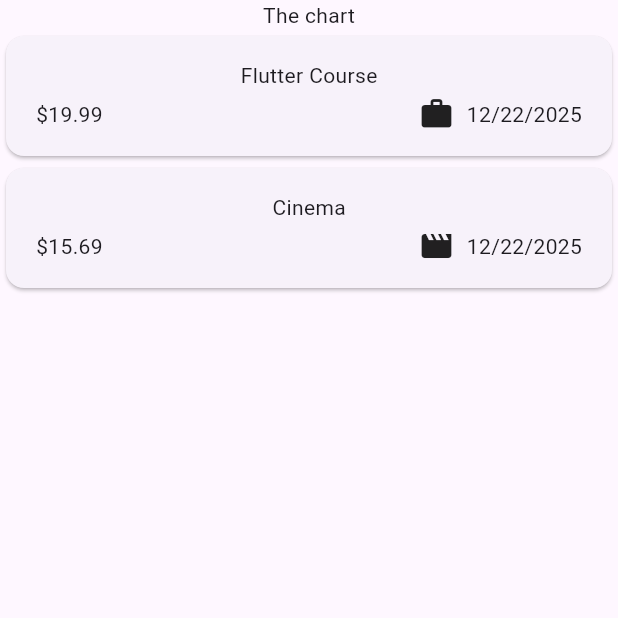
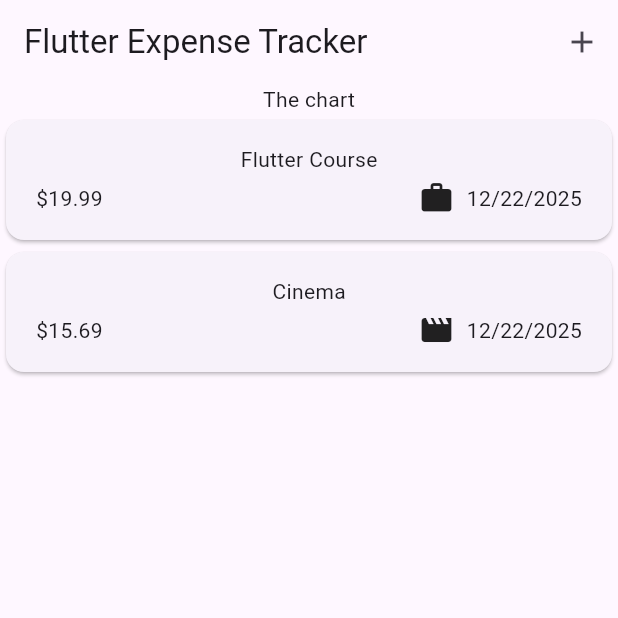
Before and after one commit to munirapp/max-miller-flutter, a Flutter app: the screen it shows after launch, on a phone screen of 412 x 824 dp, the top half of it. Run offline on Flutter 3.47's test engine with Material 3 defaults, Android fonts, the phone set to English and light mode, and no system bars; our stand-ins replace google_fonts.

Commit message:
chore: add app bar widget in expenses screen

```diff
--- a/expense_tracker/lib/widgets/expenses.dart
+++ b/expense_tracker/lib/widgets/expenses.dart
@@ -30,6 +30,10 @@ class _ExpensesState extends State<Expenses> {
   @override
   Widget build(BuildContext context) {
     return Scaffold(
+      appBar: AppBar(
+        title: Text('Flutter Expense Tracker'),
+        actions: [IconButton(onPressed: () {}, icon: const Icon(Icons.add))],
+      ),
       body: Column(
         children: [
           const Text("The chart"),
```
